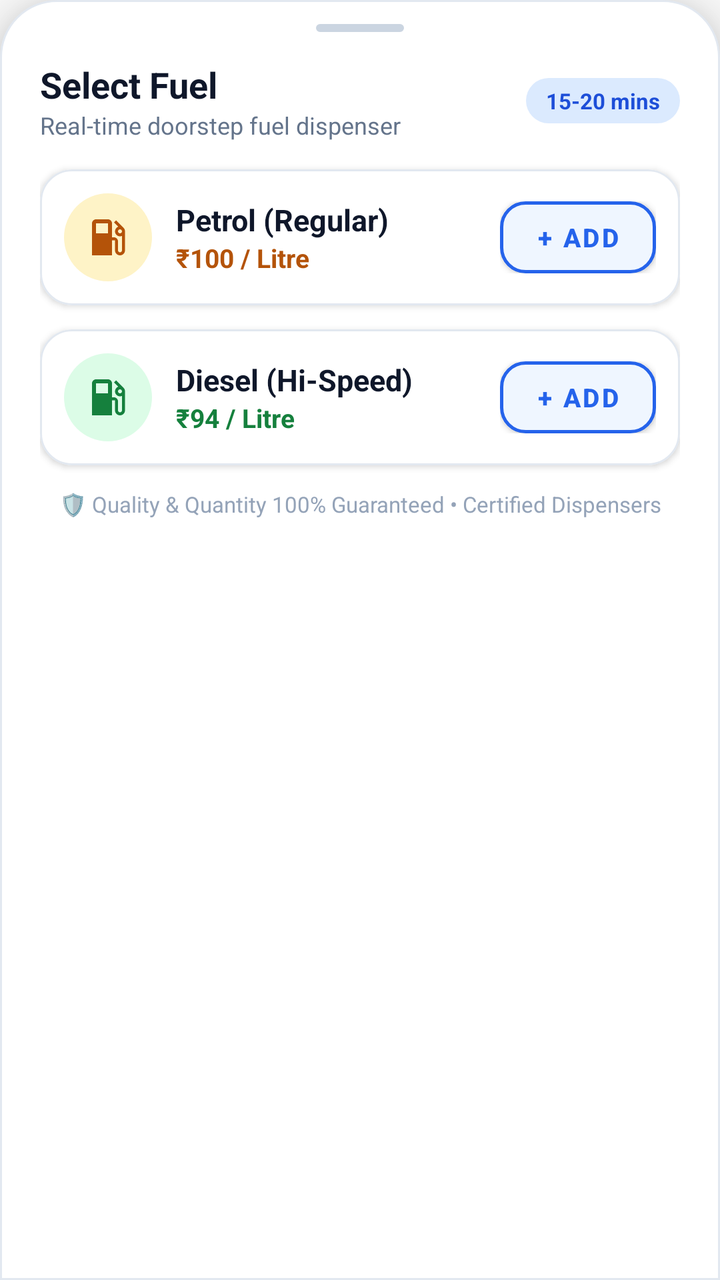
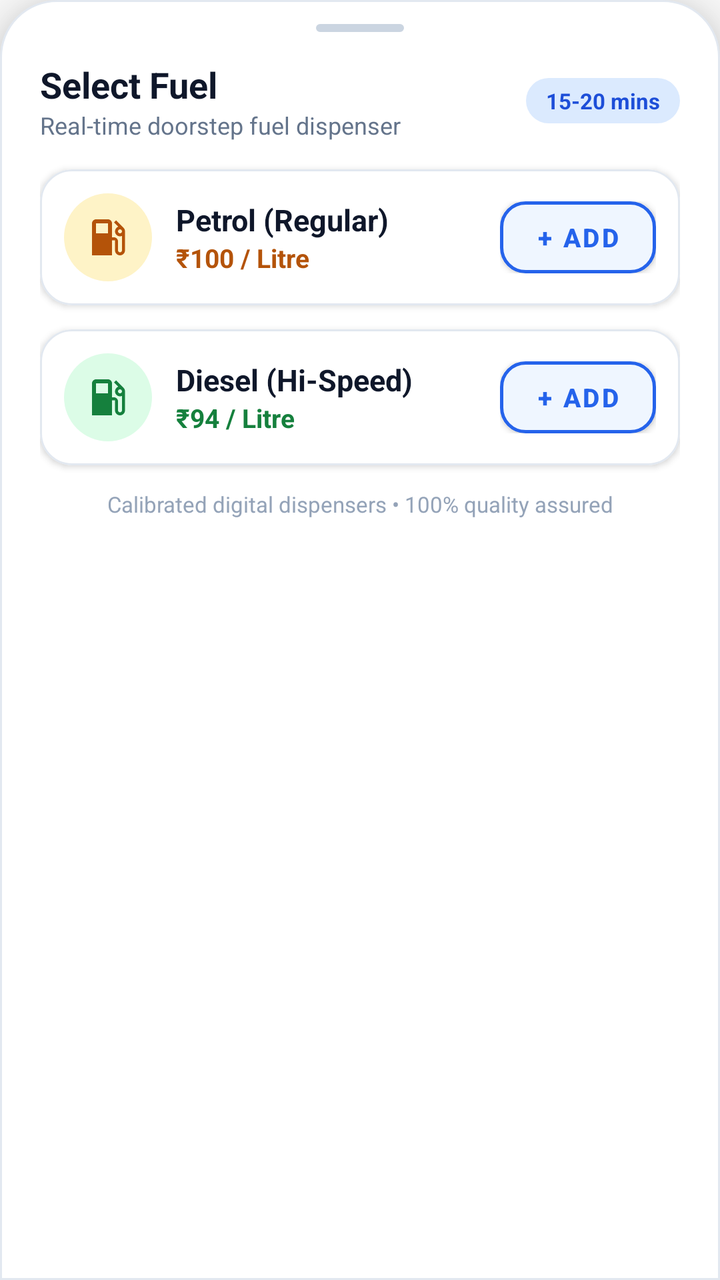

Screens rendered from an Android XML layout before and after an edit, with the pre-edit source and the edit as a unified diff.
<!-- AndroidManifest.xml: application theme Theme.FuelOnWheelsApp -->
<!-- res/layout/fragment_order.xml -->
<?xml version="1.0" encoding="utf-8"?>
<LinearLayout xmlns:android="http://schemas.android.com/apk/res/android"
    xmlns:app="http://schemas.android.com/apk/res-auto"
    xmlns:tools="http://schemas.android.com/tools"
    android:layout_width="match_parent"
    android:layout_height="wrap_content"
    android:background="@drawable/bg_order_sheet"
    android:elevation="16dp"
    android:orientation="vertical"
    android:paddingStart="20dp"
    android:paddingTop="12dp"
    android:paddingEnd="20dp"
    android:paddingBottom="16dp"
    tools:context=".dashboard.OrderFragment">

    
    <View
        android:layout_width="44dp"
        android:layout_height="4dp"
        android:layout_gravity="center_horizontal"
        android:layout_marginBottom="14dp"
        android:background="@drawable/card_elevated_rounded"
        android:backgroundTint="#CBD5E1" />

    
    <LinearLayout
        android:layout_width="match_parent"
        android:layout_height="wrap_content"
        android:layout_marginBottom="14dp"
        android:gravity="center_vertical"
        android:orientation="horizontal">

        <LinearLayout
            android:layout_width="0dp"
            android:layout_height="wrap_content"
            android:layout_weight="1"
            android:orientation="vertical">

            <TextView
                android:layout_width="wrap_content"
                android:layout_height="wrap_content"
                android:text="Select Fuel"
                android:textColor="@color/brand_navy"
                android:textSize="18sp"
                android:textStyle="bold" />

            <TextView
                android:layout_width="wrap_content"
                android:layout_height="wrap_content"
                android:text="Real-time doorstep fuel dispenser"
                android:textColor="@color/text_secondary"
                android:textSize="12sp" />
        </LinearLayout>

        <TextView
            android:layout_width="wrap_content"
            android:layout_height="wrap_content"
            android:background="@drawable/badge_pill_blue"
            android:paddingStart="10dp"
            android:paddingTop="4dp"
            android:paddingEnd="10dp"
            android:paddingBottom="4dp"
            android:text="15-20 mins"
            android:textColor="@color/pill_blue_text"
            android:textSize="11sp"
            android:textStyle="bold" />
    </LinearLayout>

    
    <com.google.android.material.card.MaterialCardView
        android:layout_width="match_parent"
        android:layout_height="wrap_content"
        android:layout_marginBottom="12dp"
        app:cardBackgroundColor="@color/surface_card"
        app:cardCornerRadius="16dp"
        app:cardElevation="2dp"
        app:strokeColor="@color/card_border"
        app:strokeWidth="1dp">

        <LinearLayout
            android:layout_width="match_parent"
            android:layout_height="wrap_content"
            android:gravity="center_vertical"
            android:orientation="horizontal"
            android:padding="12dp">

            
            <ImageView
                android:layout_width="44dp"
                android:layout_height="44dp"
                android:background="@drawable/badge_pill_amber"
                android:padding="10dp"
                android:contentDescription="Petrol"
                android:src="@drawable/ic_baseline_local_gas_station_24"
                app:tint="@color/pill_amber_text" />

            
            <LinearLayout
                android:layout_width="0dp"
                android:layout_height="wrap_content"
                android:layout_marginStart="12dp"
                android:layout_weight="1"
                android:orientation="vertical">

                <TextView
                    android:layout_width="wrap_content"
                    android:layout_height="wrap_content"
                    android:text="Petrol (Regular)"
                    android:textColor="@color/brand_navy"
                    android:textSize="15sp"
                    android:textStyle="bold" />

                <TextView
                    android:layout_width="wrap_content"
                    android:layout_height="wrap_content"
                    android:text="₹100 / Litre"
                    android:textColor="@color/pill_amber_text"
                    android:textSize="13sp"
                    android:textStyle="bold" />
            </LinearLayout>

            
            <LinearLayout
                android:layout_width="wrap_content"
                android:layout_height="wrap_content"
                android:gravity="center"
                android:orientation="horizontal">

                <Button
                    android:id="@+id/petrol_minus"
                    android:layout_width="36dp"
                    android:layout_height="36dp"
                    android:background="@drawable/btn_stepper_action"
                    app:backgroundTint="@null"
                    android:gravity="center"
                    android:minWidth="0dp"
                    android:minHeight="0dp"
                    android:padding="0dp"
                    android:text="−"
                    android:textColor="@color/brand_primary"
                    android:textSize="20sp"
                    android:textStyle="bold"
                    android:visibility="gone" />

                <TextView
                    android:id="@+id/petrol_quant"
                    android:layout_width="wrap_content"
                    android:layout_height="wrap_content"
                    android:gravity="center"
                    android:minWidth="38dp"
                    android:paddingStart="4dp"
                    android:paddingEnd="4dp"
                    android:text="@string/x1"
                    android:textColor="@color/brand_navy"
                    android:textSize="16sp"
                    android:textStyle="bold"
                    android:visibility="gone" />

                <Button
                    android:id="@+id/petrol_plus"
                    android:layout_width="36dp"
                    android:layout_height="36dp"
                    android:background="@drawable/btn_stepper_action"
                    app:backgroundTint="@null"
                    android:gravity="center"
                    android:minWidth="0dp"
                    android:minHeight="0dp"
                    android:padding="0dp"
                    android:text="+"
                    android:textColor="@color/brand_primary"
                    android:textSize="20sp"
                    android:textStyle="bold"
                    android:visibility="gone" />

                <Button
                    android:id="@+id/petrol_add"
                    android:layout_width="78dp"
                    android:layout_height="36dp"
                    android:background="@drawable/btn_add_fuel"
                    app:backgroundTint="@null"
                    android:gravity="center"
                    android:minWidth="0dp"
                    android:minHeight="0dp"
                    android:padding="0dp"
                    android:text="+ ADD"
                    android:textAllCaps="false"
                    android:textColor="@color/brand_primary"
                    android:textSize="13sp"
                    android:textStyle="bold" />
            </LinearLayout>
        </LinearLayout>
    </com.google.android.material.card.MaterialCardView>

    
    <com.google.android.material.card.MaterialCardView
        android:layout_width="match_parent"
        android:layout_height="wrap_content"
        android:layout_marginBottom="12dp"
        app:cardBackgroundColor="@color/surface_card"
        app:cardCornerRadius="16dp"
        app:cardElevation="2dp"
        app:strokeColor="@color/card_border"
        app:strokeWidth="1dp">

        <LinearLayout
            android:layout_width="match_parent"
            android:layout_height="wrap_content"
            android:gravity="center_vertical"
            android:orientation="horizontal"
            android:padding="12dp">

            
            <ImageView
                android:layout_width="44dp"
                android:layout_height="44dp"
                android:background="@drawable/badge_pill_green"
                android:padding="10dp"
                android:contentDescription="Diesel"
                android:src="@drawable/ic_baseline_local_gas_station_24"
                app:tint="@color/pill_green_text" />

            
            <LinearLayout
                android:layout_width="0dp"
                android:layout_height="wrap_content"
                android:layout_marginStart="12dp"
                android:layout_weight="1"
                android:orientation="vertical">

                <TextView
                    android:layout_width="wrap_content"
                    android:layout_height="wrap_content"
                    android:text="Diesel (Hi-Speed)"
                    android:textColor="@color/brand_navy"
                    android:textSize="15sp"
                    android:textStyle="bold" />

                <TextView
                    android:layout_width="wrap_content"
                    android:layout_height="wrap_content"
                    android:text="₹94 / Litre"
                    android:textColor="@color/pill_green_text"
                    android:textSize="13sp"
                    android:textStyle="bold" />
            </LinearLayout>

            
            <LinearLayout
                android:layout_width="wrap_content"
                android:layout_height="wrap_content"
                android:gravity="center"
                android:orientation="horizontal">

                <Button
                    android:id="@+id/diesel_minus"
                    android:layout_width="36dp"
                    android:layout_height="36dp"
                    android:background="@drawable/btn_stepper_action"
                    app:backgroundTint="@null"
                    android:gravity="center"
                    android:minWidth="0dp"
                    android:minHeight="0dp"
                    android:padding="0dp"
                    android:text="−"
                    android:textColor="@color/brand_primary"
                    android:textSize="20sp"
                    android:textStyle="bold"
                    android:visibility="gone" />

                <TextView
                    android:id="@+id/diesel_quant"
                    android:layout_width="wrap_content"
                    android:layout_height="wrap_content"
                    android:gravity="center"
                    android:minWidth="38dp"
                    android:paddingStart="4dp"
                    android:paddingEnd="4dp"
                    android:text="@string/x1"
                    android:textColor="@color/brand_navy"
                    android:textSize="16sp"
                    android:textStyle="bold"
                    android:visibility="gone" />

                <Button
                    android:id="@+id/diesel_plus"
                    android:layout_width="36dp"
                    android:layout_height="36dp"
                    android:background="@drawable/btn_stepper_action"
                    app:backgroundTint="@null"
                    android:gravity="center"
                    android:minWidth="0dp"
                    android:minHeight="0dp"
                    android:padding="0dp"
                    android:text="+"
                    android:textColor="@color/brand_primary"
                    android:textSize="20sp"
                    android:textStyle="bold"
                    android:visibility="gone" />

                <Button
                    android:id="@+id/diesel_add"
                    android:layout_width="78dp"
                    android:layout_height="36dp"
                    android:background="@drawable/btn_add_fuel"
                    app:backgroundTint="@null"
                    android:gravity="center"
                    android:minWidth="0dp"
                    android:minHeight="0dp"
                    android:padding="0dp"
                    android:text="+ ADD"
                    android:textAllCaps="false"
                    android:textColor="@color/brand_primary"
                    android:textSize="13sp"
                    android:textStyle="bold" />
            </LinearLayout>
        </LinearLayout>
    </com.google.android.material.card.MaterialCardView>

    
    <TextView
        android:layout_width="match_parent"
        android:layout_height="wrap_content"
        android:gravity="center"
        android:text="🛡️ Quality &amp; Quantity 100% Guaranteed • Certified Dispensers"
        android:textColor="@color/text_muted"
        android:textSize="11sp" />

</LinearLayout>
<!-- resources referenced by this layout -->
<resources>
  <color name="brand_navy">#0F172A</color>
  <color name="brand_primary">#2563EB</color>
  <color name="card_border">#E2E8F0</color>
  <color name="pill_amber_text">#B45309</color>
  <color name="pill_blue_text">#1D4ED8</color>
  <color name="pill_green_text">#15803D</color>
  <color name="surface_card">#FFFFFF</color>
  <color name="text_muted">#94A3B8</color>
  <color name="text_secondary">#64748B</color>
  <!-- drawable badge_pill_amber (drawable) -->
  <?xml version="1.0" encoding="utf-8"?>
  <shape xmlns:android="http://schemas.android.com/apk/res/android"
      android:shape="rectangle">
      <solid android:color="@color/pill_amber_bg" />
      <corners android:radius="50dp" />
      <padding
          android:left="10dp"
          android:top="4dp"
          android:right="10dp"
          android:bottom="4dp" />
  </shape>
  <!-- drawable badge_pill_blue (drawable) -->
  <?xml version="1.0" encoding="utf-8"?>
  <shape xmlns:android="http://schemas.android.com/apk/res/android"
      android:shape="rectangle">
      <solid android:color="@color/pill_blue_bg" />
      <corners android:radius="50dp" />
      <padding
          android:left="10dp"
          android:top="4dp"
          android:right="10dp"
          android:bottom="4dp" />
  </shape>
  <!-- drawable badge_pill_green (drawable) -->
  <?xml version="1.0" encoding="utf-8"?>
  <shape xmlns:android="http://schemas.android.com/apk/res/android"
      android:shape="rectangle">
      <solid android:color="@color/pill_green_bg" />
      <corners android:radius="50dp" />
      <padding
          android:left="10dp"
          android:top="4dp"
          android:right="10dp"
          android:bottom="4dp" />
  </shape>
  <!-- drawable bg_order_sheet (drawable) -->
  <?xml version="1.0" encoding="utf-8"?>
  <shape xmlns:android="http://schemas.android.com/apk/res/android"
      android:shape="rectangle">
      <solid android:color="@color/surface_card" />
      <corners
          android:topLeftRadius="28dp"
          android:topRightRadius="28dp"
          android:bottomLeftRadius="0dp"
          android:bottomRightRadius="0dp" />
      <stroke
          android:width="1dp"
          android:color="@color/card_border" />
  </shape>
  <!-- drawable btn_add_fuel (drawable) -->
  <?xml version="1.0" encoding="utf-8"?>
  <ripple xmlns:android="http://schemas.android.com/apk/res/android"
      android:color="#402563EB">
      <item>
          <shape android:shape="rectangle">
              <solid android:color="#EFF6FF" />
              <corners android:radius="12dp" />
              <stroke
                  android:width="1.5dp"
                  android:color="@color/brand_primary" />
          </shape>
      </item>
  </ripple>
  <!-- drawable btn_stepper_action (drawable) -->
  <?xml version="1.0" encoding="utf-8"?>
  <ripple xmlns:android="http://schemas.android.com/apk/res/android"
      android:color="#302563EB">
      <item>
          <shape android:shape="rectangle">
              <solid android:color="@color/surface_card" />
              <corners android:radius="8dp" />
              <stroke
                  android:width="1dp"
                  android:color="@color/card_border" />
          </shape>
      </item>
  </ripple>
  <!-- drawable card_elevated_rounded (drawable) -->
  <?xml version="1.0" encoding="utf-8"?>
  <shape xmlns:android="http://schemas.android.com/apk/res/android"
      android:shape="rectangle">
      <solid android:color="@color/surface_card" />
      <corners android:radius="20dp" />
      <stroke
          android:width="1dp"
          android:color="@color/card_border" />
  </shape>
  <string name="x1">x1</string>
  <color name="pill_amber_bg">#FEF3C7</color>
  <color name="pill_blue_bg">#DBEAFE</color>
  <color name="pill_green_bg">#DCFCE7</color>
  <color name="colorPrimary">#2563EB</color>
  <color name="purple_700">#0F172A</color>
  <color name="white">#FFFFFFFF</color>
  <color name="colorSecondary">#0F172A</color>
  <color name="teal_700">#059669</color>
  <color name="black">#0F172A</color>
  <!-- unchanged entries left out for length: 2 -->
</resources>

<!-- the commit's change to res/layout/fragment_order.xml (unified diff, before → after) -->
@@ -321,7 +321,7 @@
         android:layout_width="match_parent"
         android:layout_height="wrap_content"
         android:gravity="center"
-        android:text="🛡️ Quality &amp; Quantity 100% Guaranteed • Certified Dispensers"
+        android:text="Calibrated digital dispensers • 100% quality assured"
         android:textColor="@color/text_muted"
         android:textSize="11sp" />
 
